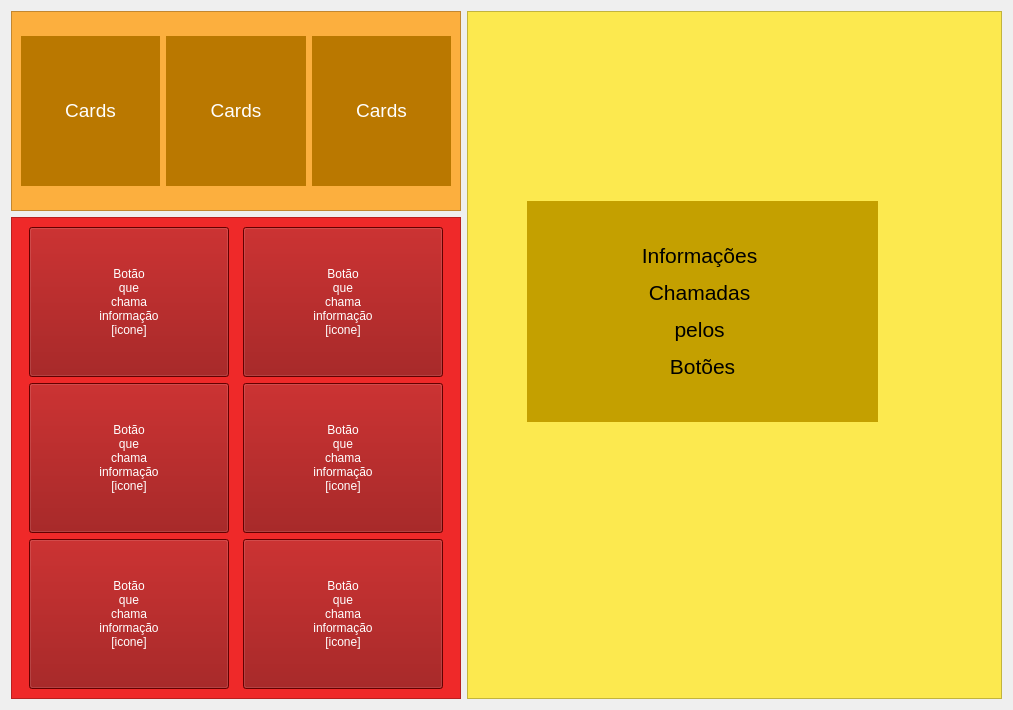
Above: Telas/UI/dashFinanceiro.ui from Nautilidae-project/Nautilus before the change. Below: the same form after it.
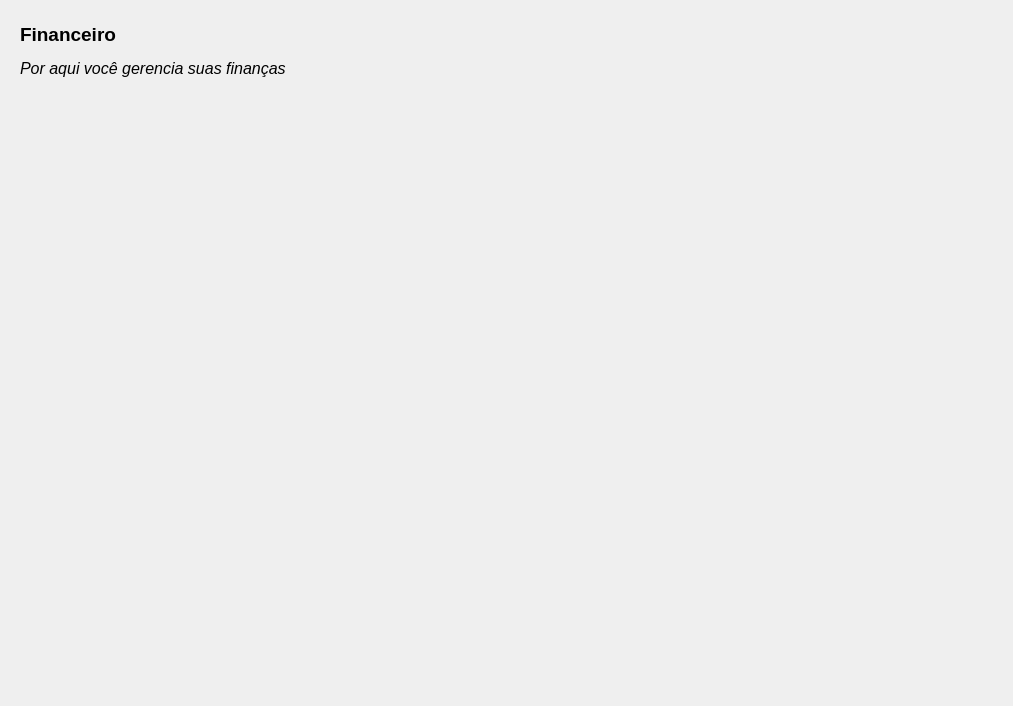
That is the form after the change.

Commit message: - Criação do daoUsuário; - Ao inserir um novo usuário, a cidade, o bairro e complemento não estavam sendo armazenados; - Implementação melhorada da inserção do logo; - Criação de dois campos na tabela usuario(dataUltAlt e caminhoLogo); - Ao selecionar um logo, seu path é salvo no banco de dados; - Ao excluir o logo, seu path também é excluído no banco de dados; - Exclusão dos métodos CRUD da tabela usuario que estavam no DaoUserConfig; - Ao iniciar o programa, uma instância do usuário ativo fica salva na dashboard (mainDashboard); - Pequenas alterações no Layout.

The edit to the form file:
```diff
--- a/Telas/UI/dashFinanceiro.ui
+++ b/Telas/UI/dashFinanceiro.ui
@@ -17,111 +17,53 @@
    <string notr="true"/>
   </property>
   <layout class="QGridLayout" name="gridLayout">
-   <item row="0" column="1" rowspan="2">
-    <widget class="QFrame" name="frInfors">
-     <property name="styleSheet">
-      <string notr="true">background-color: rgb(252, 233, 79);</string>
-     </property>
-     <property name="frameShape">
-      <enum>QFrame::StyledPanel</enum>
-     </property>
-     <property name="frameShadow">
-      <enum>QFrame::Raised</enum>
-     </property>
-     <widget class="QLabel" name="label">
-      <property name="geometry">
-       <rect>
-        <x>60</x>
-        <y>190</y>
-        <width>351</width>
-        <height>221</height>
-       </rect>
-      </property>
-      <property name="styleSheet">
-       <string notr="true">background-color: rgb(196, 160, 0);</string>
-      </property>
-      <property name="text">
-       <string>&lt;html&gt;&lt;head/&gt;&lt;body&gt;&lt;p align=&quot;center&quot;&gt;&lt;span style=&quot; font-size:16pt;&quot;&gt;Informações &lt;/span&gt;&lt;/p&gt;&lt;p align=&quot;center&quot;&gt;&lt;span style=&quot; font-size:16pt;&quot;&gt;Chamadas &lt;/span&gt;&lt;/p&gt;&lt;p align=&quot;center&quot;&gt;&lt;span style=&quot; font-size:16pt;&quot;&gt;pelos &lt;/span&gt;&lt;/p&gt;&lt;p align=&quot;center&quot;&gt;&lt;span style=&quot; font-size:16pt;&quot;&gt;Botões&lt;/span&gt;&lt;/p&gt;&lt;/body&gt;&lt;/html&gt;</string>
-      </property>
-     </widget>
-    </widget>
-   </item>
    <item row="0" column="0">
-    <widget class="QFrame" name="frCards">
-     <property name="minimumSize">
-      <size>
-       <width>0</width>
-       <height>200</height>
-      </size>
-     </property>
+    <widget class="QFrame" name="frCabecalho">
      <property name="maximumSize">
       <size>
        <width>16777215</width>
-       <height>200</height>
+       <height>80</height>
       </size>
      </property>
      <property name="styleSheet">
-      <string notr="true">#frCards {
-	background-color: rgb(252, 175, 62);
+      <string notr="true">/********************* Labels *************************/
+
+#lbTitulo {
+	border: 0px;
+	background-color: transparent;
+	font-family: Ubuntu;
+	font-size: 14pt;
+	font-weight: bold;
+	color: black;
 }
 
-#leCard1, #leCard2, #leCard3 {
-	background-color: rgb(186, 120, 0);
-	color: rgb(255, 255, 255);
+#lbDescricao {
+	border: 0px;
+	background-color: transparent;
+	font-family: Ubuntu;
+	font-size: 12pt;
+	font-style: italic;
+	color: black;
 }</string>
      </property>
      <property name="frameShape">
-      <enum>QFrame::StyledPanel</enum>
+      <enum>QFrame::NoFrame</enum>
      </property>
      <property name="frameShadow">
       <enum>QFrame::Raised</enum>
      </property>
-     <layout class="QGridLayout" name="gridLayout_2">
-      <item row="0" column="0">
-       <widget class="QLabel" name="leCard1">
-        <property name="maximumSize">
-         <size>
-          <width>16777215</width>
-          <height>150</height>
-         </size>
-        </property>
-        <property name="styleSheet">
-         <string notr="true"/>
-        </property>
+     <layout class="QVBoxLayout" name="verticalLayout">
+      <item>
+       <widget class="QLabel" name="lbTitulo">
         <property name="text">
-         <string>&lt;html&gt;&lt;head/&gt;&lt;body&gt;&lt;p align=&quot;center&quot;&gt;&lt;span style=&quot; font-size:14pt;&quot;&gt;Cards&lt;/span&gt;&lt;/p&gt;&lt;/body&gt;&lt;/html&gt;</string>
+         <string>Financeiro</string>
         </property>
        </widget>
       </item>
-      <item row="0" column="1">
-       <widget class="QLabel" name="leCard2">
-        <property name="maximumSize">
-         <size>
-          <width>16777215</width>
-          <height>150</height>
-         </size>
-        </property>
-        <property name="styleSheet">
-         <string notr="true"/>
-        </property>
+      <item>
+       <widget class="QLabel" name="lbDescricao">
         <property name="text">
-         <string>&lt;html&gt;&lt;head/&gt;&lt;body&gt;&lt;p align=&quot;center&quot;&gt;&lt;span style=&quot; font-size:14pt;&quot;&gt;Cards&lt;/span&gt;&lt;/p&gt;&lt;/body&gt;&lt;/html&gt;</string>
-        </property>
-       </widget>
-      </item>
-      <item row="0" column="2">
-       <widget class="QLabel" name="leCard3">
-        <property name="maximumSize">
-         <size>
-          <width>16777215</width>
-          <height>150</height>
-         </size>
-        </property>
-        <property name="styleSheet">
-         <string notr="true"/>
-        </property>
-        <property name="text">
-         <string>&lt;html&gt;&lt;head/&gt;&lt;body&gt;&lt;p align=&quot;center&quot;&gt;&lt;span style=&quot; font-size:14pt;&quot;&gt;Cards&lt;/span&gt;&lt;/p&gt;&lt;/body&gt;&lt;/html&gt;</string>
+         <string>Por aqui você gerencia suas finanças</string>
         </property>
        </widget>
       </item>
@@ -129,215 +71,13 @@
     </widget>
    </item>
    <item row="1" column="0">
-    <widget class="QFrame" name="frAtalhos">
-     <property name="minimumSize">
-      <size>
-       <width>450</width>
-       <height>0</height>
-      </size>
-     </property>
-     <property name="maximumSize">
-      <size>
-       <width>450</width>
-       <height>16777215</height>
-      </size>
-     </property>
-     <property name="styleSheet">
-      <string notr="true">#frAtalhos{
-background-color: rgb(239, 41, 41);
-}
-
-#pb1,#pb2,#pb3,#pb4,#pb5,#pb6 {
-	
-	background-color: rgb(140, 0, 0);
-	color: rgb(255, 255, 255);
-}</string>
-     </property>
+    <widget class="QFrame" name="frBody">
      <property name="frameShape">
-      <enum>QFrame::StyledPanel</enum>
+      <enum>QFrame::NoFrame</enum>
      </property>
      <property name="frameShadow">
       <enum>QFrame::Raised</enum>
      </property>
-     <layout class="QGridLayout" name="gridLayout_3">
-      <item row="0" column="1">
-       <widget class="QPushButton" name="pb2">
-        <property name="minimumSize">
-         <size>
-          <width>140</width>
-          <height>150</height>
-         </size>
-        </property>
-        <property name="maximumSize">
-         <size>
-          <width>200</width>
-          <height>210</height>
-         </size>
-        </property>
-        <property name="toolTip">
-         <string>&lt;html&gt;&lt;head/&gt;&lt;body&gt;&lt;p&gt;&lt;br/&gt;&lt;/p&gt;&lt;/body&gt;&lt;/html&gt;</string>
-        </property>
-        <property name="whatsThis">
-         <string>&lt;html&gt;&lt;head/&gt;&lt;body&gt;&lt;p&gt;&lt;br/&gt;&lt;/p&gt;&lt;/body&gt;&lt;/html&gt;</string>
-        </property>
-        <property name="text">
-         <string>Botão 
-que 
-chama
-informação
-[icone]</string>
-        </property>
-       </widget>
-      </item>
-      <item row="2" column="1">
-       <widget class="QPushButton" name="pb6">
-        <property name="minimumSize">
-         <size>
-          <width>140</width>
-          <height>150</height>
-         </size>
-        </property>
-        <property name="maximumSize">
-         <size>
-          <width>200</width>
-          <height>210</height>
-         </size>
-        </property>
-        <property name="toolTip">
-         <string>&lt;html&gt;&lt;head/&gt;&lt;body&gt;&lt;p&gt;&lt;br/&gt;&lt;/p&gt;&lt;/body&gt;&lt;/html&gt;</string>
-        </property>
-        <property name="whatsThis">
-         <string>&lt;html&gt;&lt;head/&gt;&lt;body&gt;&lt;p&gt;&lt;br/&gt;&lt;/p&gt;&lt;/body&gt;&lt;/html&gt;</string>
-        </property>
-        <property name="styleSheet">
-         <string notr="true"/>
-        </property>
-        <property name="text">
-         <string>Botão 
-que 
-chama
-informação
-[icone]</string>
-        </property>
-       </widget>
-      </item>
-      <item row="0" column="0">
-       <widget class="QPushButton" name="pb1">
-        <property name="minimumSize">
-         <size>
-          <width>140</width>
-          <height>150</height>
-         </size>
-        </property>
-        <property name="maximumSize">
-         <size>
-          <width>200</width>
-          <height>210</height>
-         </size>
-        </property>
-        <property name="toolTip">
-         <string>&lt;html&gt;&lt;head/&gt;&lt;body&gt;&lt;p&gt;&lt;br/&gt;&lt;/p&gt;&lt;/body&gt;&lt;/html&gt;</string>
-        </property>
-        <property name="whatsThis">
-         <string>&lt;html&gt;&lt;head/&gt;&lt;body&gt;&lt;p&gt;&lt;br/&gt;&lt;/p&gt;&lt;/body&gt;&lt;/html&gt;</string>
-        </property>
-        <property name="text">
-         <string>Botão 
-que 
-chama
-informação
-[icone]</string>
-        </property>
-       </widget>
-      </item>
-      <item row="2" column="0">
-       <widget class="QPushButton" name="pb5">
-        <property name="minimumSize">
-         <size>
-          <width>140</width>
-          <height>150</height>
-         </size>
-        </property>
-        <property name="maximumSize">
-         <size>
-          <width>200</width>
-          <height>210</height>
-         </size>
-        </property>
-        <property name="toolTip">
-         <string>&lt;html&gt;&lt;head/&gt;&lt;body&gt;&lt;p&gt;&lt;br/&gt;&lt;/p&gt;&lt;/body&gt;&lt;/html&gt;</string>
-        </property>
-        <property name="whatsThis">
-         <string>&lt;html&gt;&lt;head/&gt;&lt;body&gt;&lt;p&gt;&lt;br/&gt;&lt;/p&gt;&lt;/body&gt;&lt;/html&gt;</string>
-        </property>
-        <property name="text">
-         <string>Botão 
-que 
-chama
-informação
-[icone]</string>
-        </property>
-       </widget>
-      </item>
-      <item row="1" column="1">
-       <widget class="QPushButton" name="pb4">
-        <property name="minimumSize">
-         <size>
-          <width>140</width>
-          <height>150</height>
-         </size>
-        </property>
-        <property name="maximumSize">
-         <size>
-          <width>200</width>
-          <height>210</height>
-         </size>
-        </property>
-        <property name="toolTip">
-         <string>&lt;html&gt;&lt;head/&gt;&lt;body&gt;&lt;p&gt;&lt;br/&gt;&lt;/p&gt;&lt;/body&gt;&lt;/html&gt;</string>
-        </property>
-        <property name="whatsThis">
-         <string>&lt;html&gt;&lt;head/&gt;&lt;body&gt;&lt;p&gt;&lt;br/&gt;&lt;/p&gt;&lt;/body&gt;&lt;/html&gt;</string>
-        </property>
-        <property name="text">
-         <string>Botão 
-que 
-chama
-informação
-[icone]</string>
-        </property>
-       </widget>
-      </item>
-      <item row="1" column="0">
-       <widget class="QPushButton" name="pb3">
-        <property name="minimumSize">
-         <size>
-          <width>140</width>
-          <height>150</height>
-         </size>
-        </property>
-        <property name="maximumSize">
-         <size>
-          <width>200</width>
-          <height>210</height>
-         </size>
-        </property>
-        <property name="toolTip">
-         <string>&lt;html&gt;&lt;head/&gt;&lt;body&gt;&lt;p&gt;&lt;br/&gt;&lt;/p&gt;&lt;/body&gt;&lt;/html&gt;</string>
-        </property>
-        <property name="whatsThis">
-         <string>&lt;html&gt;&lt;head/&gt;&lt;body&gt;&lt;p&gt;&lt;br/&gt;&lt;/p&gt;&lt;/body&gt;&lt;/html&gt;</string>
-        </property>
-        <property name="text">
-         <string>Botão 
-que 
-chama
-informação
-[icone]</string>
-        </property>
-       </widget>
-      </item>
-     </layout>
     </widget>
    </item>
   </layout>
```
The commit also changes 15 other files.
